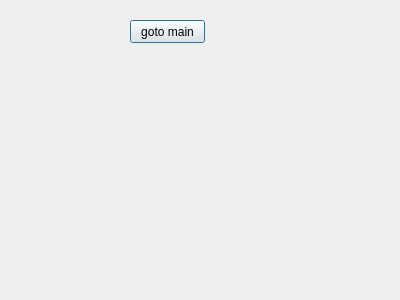
Qt form screen2.ui (makraflorian/szakdolgozat) before a commit.
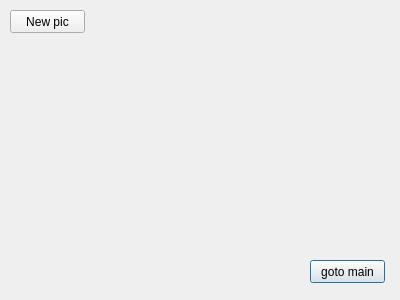
The same form after that commit.

What changed in the file:
```diff
--- a/screen2.ui
+++ b/screen2.ui
@@ -16,8 +16,8 @@
   <widget class="QPushButton" name="mainWindowBtn">
    <property name="geometry">
     <rect>
-     <x>130</x>
-     <y>20</y>
+     <x>310</x>
+     <y>260</y>
      <width>75</width>
      <height>23</height>
     </rect>
@@ -26,6 +26,32 @@
     <string>goto main</string>
    </property>
   </widget>
+  <widget class="QPushButton" name="newpic">
+   <property name="geometry">
+    <rect>
+     <x>10</x>
+     <y>10</y>
+     <width>75</width>
+     <height>23</height>
+    </rect>
+   </property>
+   <property name="text">
+    <string>New pic</string>
+   </property>
+  </widget>
+  <widget class="QLabel" name="picLabel">
+   <property name="geometry">
+    <rect>
+     <x>60</x>
+     <y>60</y>
+     <width>291</width>
+     <height>161</height>
+    </rect>
+   </property>
+   <property name="text">
+    <string/>
+   </property>
+  </widget>
  </widget>
  <resources/>
  <connections/>
```
